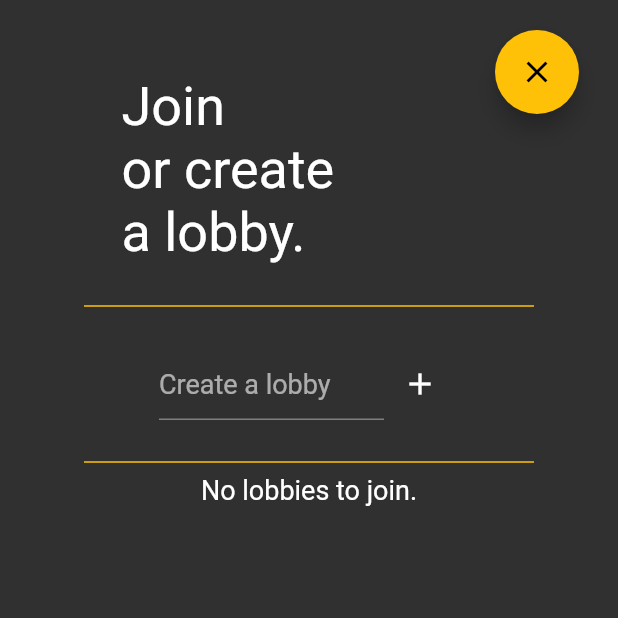
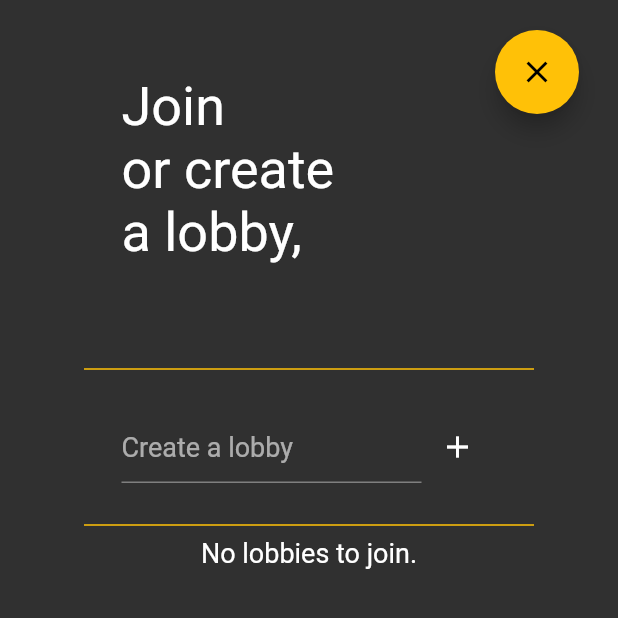
Before and after one commit to davidrgb/20-20-Questions, a Flutter app: the LobbyListScreen screen opened directly with empty values, on a phone screen of 412 x 824 dp, the top half of it. Run offline on Flutter 3.47's test engine with Material 2 defaults, Android fonts, the phone set to English and light mode, and no system bars; our stand-ins replace cloud_firestore, firebase_auth, firebase_core; accounts and stored records are empty.

Commit message:
Updated styling

```diff
--- a/lib/view/lobby_list_screen.dart
+++ b/lib/view/lobby_list_screen.dart
@@ -60,12 +60,20 @@ class _LobbyListScreenState extends State<LobbyListScreen> {
             width: MediaQuery.of(context).size.width,
             child: Column(
               children: [
-                const SizedBox(
+                SizedBox(
                   width: 250,
-                  child: Text(
-                    "Join \nor create \na lobby.",
-                    style: TextStyle(
-                      fontSize: 36,
+                  child: RichText(
+                    text: TextSpan(
+                      text: 'Join \nor create \na lobby,\n',
+                      style: const TextStyle(
+                        fontSize: 36,
+                      ),
+                      children: [
+                        TextSpan(
+                          text: widget.profile.playerID,
+                          style: const TextStyle(color: Colors.amber),
+                        ),
+                      ],
                     ),
                   ),
                 ),
@@ -83,13 +91,13 @@ class _LobbyListScreenState extends State<LobbyListScreen> {
                   height: 20,
                 ),
                 SizedBox(
-                  width: 200,
+                  width: 250,
                   child: Form(
                     key: lobbyNameKey,
                     child: Row(
                       children: [
                         SizedBox(
-                          width: 150,
+                          width: 200,
                           child: TextFormField(
                             decoration: const InputDecoration(
                               focusedBorder: OutlineInputBorder(
```
